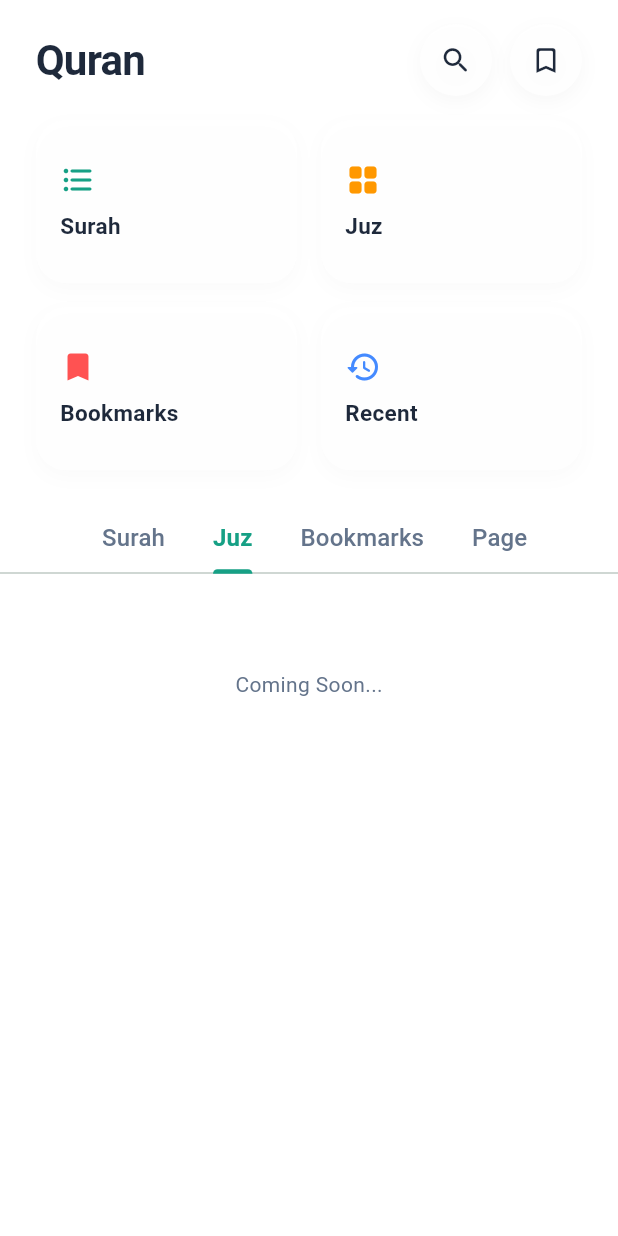
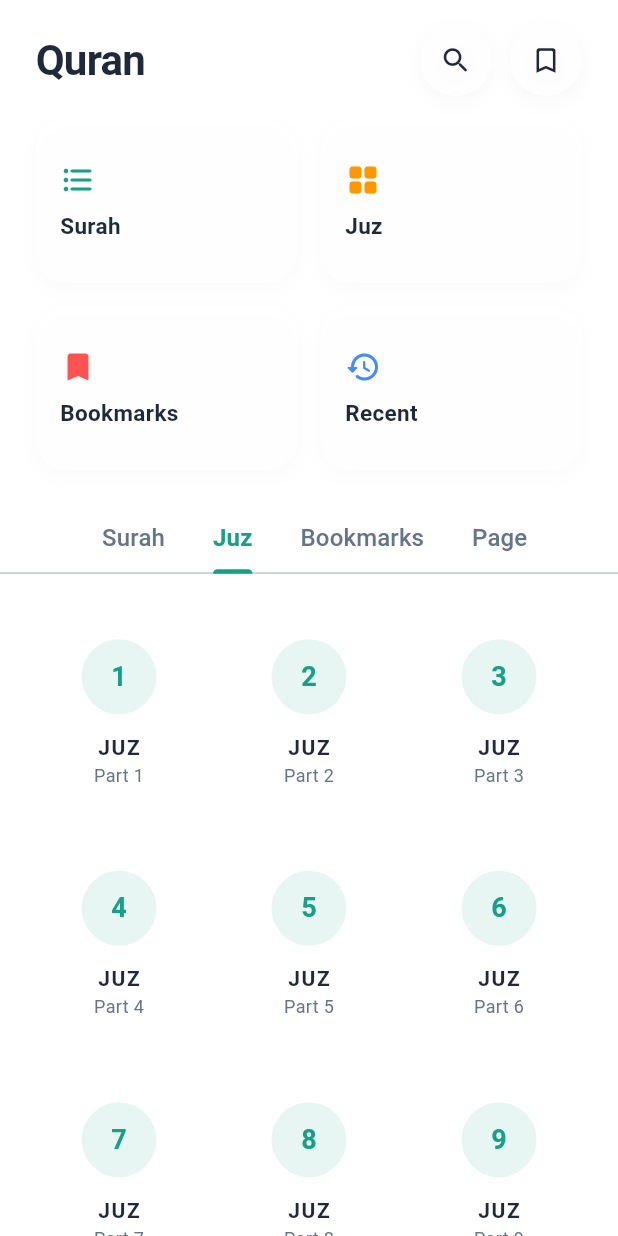
Before and after one commit to Hoanganh241Nguyen/ANH-02-Muslim-alarm, a Flutter app: the QuranPage screen opened directly, tab 2 chosen, on a phone screen of 412 x 824 dp. Run offline on Flutter 3.47's test engine with Material 3 defaults, Android fonts, the phone set to English and light mode, and no system bars; our stand-ins replace adhan, audio_service, dio, equatable, flutter_compass, flutter_local_notifications and 8 more; accounts and stored records are empty; network calls fail.

Commit message:
Implement Juz tab UI and fix Juz selection logic in Quran page

```diff
--- a/lib/features/quran/presentation/pages/quran_page.dart
+++ b/lib/features/quran/presentation/pages/quran_page.dart
@@ -345,6 +345,26 @@ class _QuranPageState extends State<QuranPage> with SingleTickerProviderStateMix
               ),
             ),
           );
+        } else if (_tabController.index == 1) {
+          // Tab Juz
+          return SliverPadding(
+            padding: const EdgeInsets.symmetric(horizontal: 24),
+            sliver: SliverGrid(
+              gridDelegate: const SliverGridDelegateWithFixedCrossAxisCount(
+                crossAxisCount: 3,
+                mainAxisSpacing: 16,
+                crossAxisSpacing: 16,
+                childAspectRatio: 0.8,
+              ),
+              delegate: SliverChildBuilderDelegate(
+                (context, index) {
+                  final juzNumber = index + 1;
+                  return _buildJuzItem(juzNumber, provider);
+                },
+                childCount: 30,
+              ),
+            ),
+          );
         } else if (_tabController.index == 2) {
           // Tab Bookmarks
           if (provider.bookmarks.isEmpty) {
@@ -466,6 +486,67 @@ class _QuranPageState extends State<QuranPage> with SingleTickerProviderStateMix
     );
   }
 
+  Widget _buildJuzItem(int juzNumber, QuranProvider provider) {
+    return Container(
+      decoration: BoxDecoration(
+        color: Colors.white.withOpacity(0.7),
+        borderRadius: BorderRadius.circular(20),
+        border: Border.all(color: Colors.white.withOpacity(0.5)),
+      ),
+      child: Material(
+        color: Colors.transparent,
+        child: InkWell(
+          onTap: () {
+            // Logic to go to first surah of Juz
+            ScaffoldMessenger.of(context).showSnackBar(
+              SnackBar(content: Text('Juz $juzNumber selected')),
+            );
+          },
+          borderRadius: BorderRadius.circular(20),
+          child: Column(
+            mainAxisAlignment: MainAxisAlignment.center,
+            children: [
+              Container(
+                width: 50,
+                height: 50,
+                decoration: const BoxDecoration(
+                  color: AppColors.accentEmerald,
+                  shape: BoxShape.circle,
+                ),
+                child: Center(
+                  child: Text(
+                    '$juzNumber',
+                    style: const TextStyle(
+                      color: AppColors.emerald,
+                      fontWeight: FontWeight.bold,
+                      fontSize: 18,
+                    ),
+                  ),
+                ),
+              ),
+              const SizedBox(height: 12),
+              const Text(
+                'JUZ',
+                style: TextStyle(
+                  fontWeight: FontWeight.bold,
+                  color: AppColors.primaryText,
+                  letterSpacing: 1,
+                ),
+              ),
+              Text(
+                'Part $juzNumber',
+                style: const TextStyle(
+                  fontSize: 12,
+                  color: AppColors.secondaryText,
+                ),
+              ),
+            ],
+          ),
+        ),
+      ),
+    );
+  }
+
   Widget _buildBookmarkItem(dynamic ayah, Surah surah, QuranProvider provider) {
     return Container(
       margin: const EdgeInsets.only(bottom: 12),
--- a/lib/features/quran/presentation/provider/quran_provider.dart
+++ b/lib/features/quran/presentation/provider/quran_provider.dart
@@ -93,6 +93,8 @@ class QuranProvider extends ChangeNotifier {
 
   final List<Ayah> _bookmarks = [];
   List<Ayah> get bookmarks => _bookmarks;
+
+  List<int> get juzList => List.generate(30, (index) => index + 1);
 
   void toggleBookmark(Ayah ayah) {
     final index = _bookmarks.indexWhere(
```
